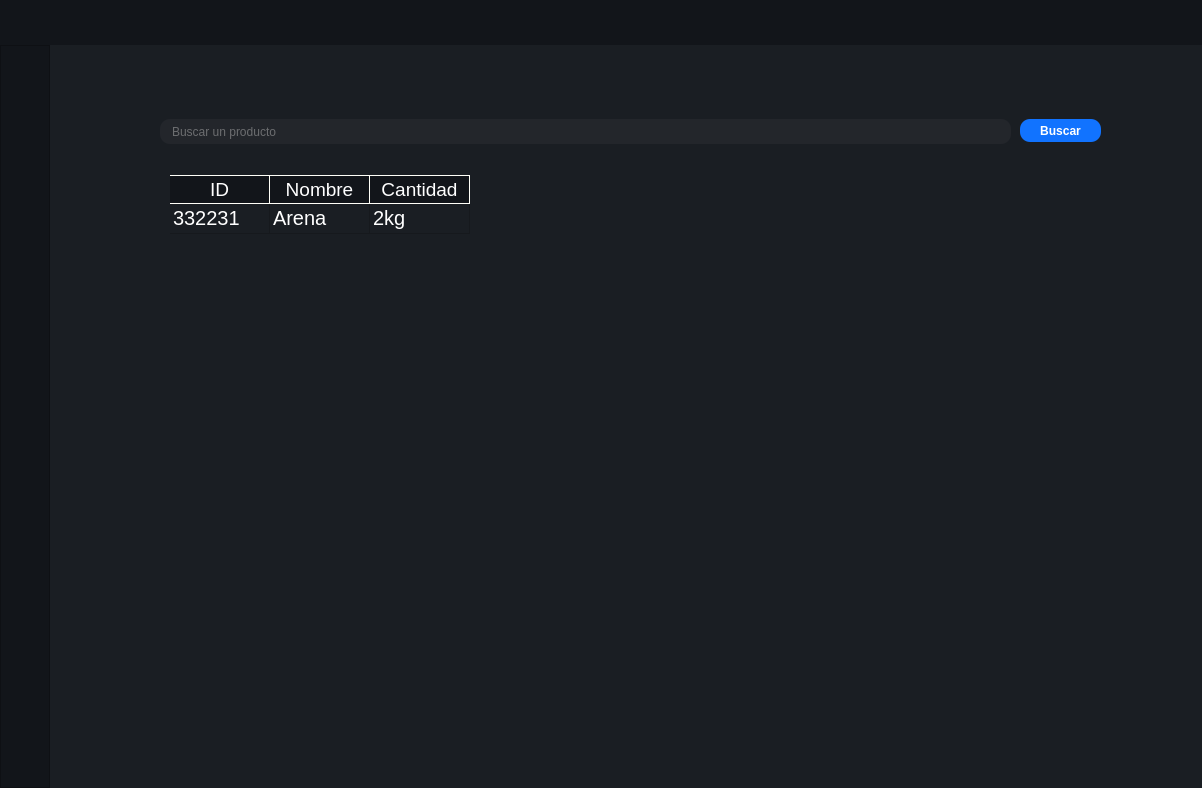
Qt form Interfaces/main/main_ui.ui (juanignaciocansillieri/Proyecto-Final) before a commit.
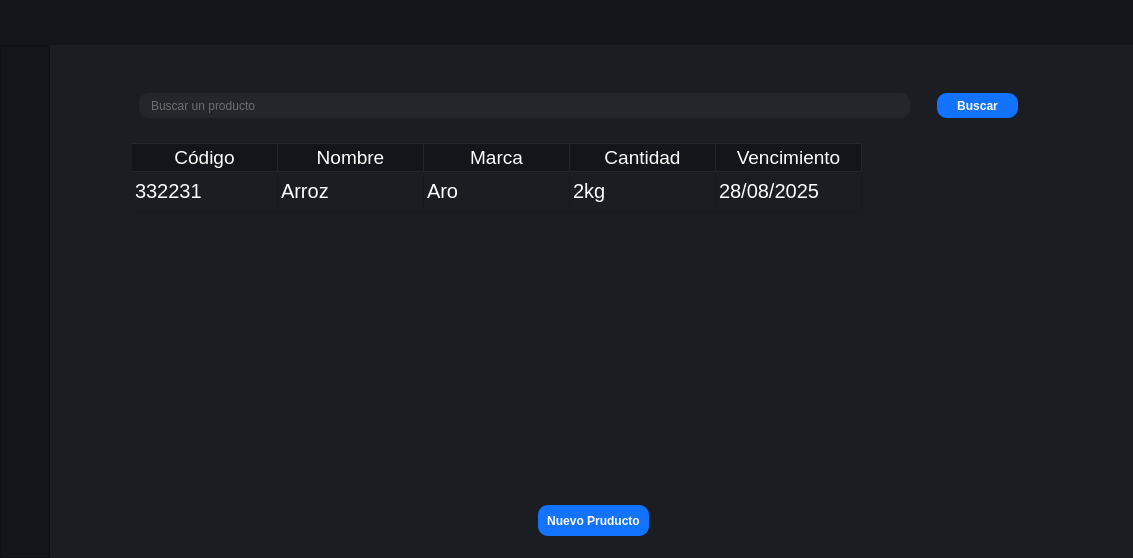
The same form after that commit. Icons and pictures are not drawn.

Commit message: Edit - Main - Prouctos

Patch:
```diff
--- a/Interfaces/main/main_ui.ui
+++ b/Interfaces/main/main_ui.ui
@@ -6,8 +6,8 @@
    <rect>
     <x>0</x>
     <y>0</y>
-    <width>1202</width>
-    <height>788</height>
+    <width>1133</width>
+    <height>558</height>
    </rect>
   </property>
   <property name="windowTitle">
@@ -603,12 +603,66 @@
              <number>0</number>
             </property>
             <widget class="QWidget" name="page_productos">
+             <layout class="QHBoxLayout" name="horizontalLayout_3">
+              <item alignment="Qt::AlignTop">
+               <widget class="QFrame" name="frame">
+                <property name="minimumSize">
+                 <size>
+                  <width>0</width>
+                  <height>503</height>
+                 </size>
+                </property>
+                <property name="frameShape">
+                 <enum>QFrame::StyledPanel</enum>
+                </property>
+                <property name="frameShadow">
+                 <enum>QFrame::Raised</enum>
+                </property>
+                <layout class="QVBoxLayout" name="verticalLayout_5">
+                 <item alignment="Qt::AlignTop">
+                  <widget class="QFrame" name="frame_2">
+                   <property name="minimumSize">
+                    <size>
+                     <width>900</width>
+                     <height>65</height>
+                    </size>
+                   </property>
+                   <property name="maximumSize">
+                    <size>
+                     <width>16777215</width>
+                     <height>50</height>
+                    </size>
+                   </property>
+                   <property name="frameShape">
+                    <enum>QFrame::StyledPanel</enum>
+                   </property>
+                   <property name="frameShadow">
+                    <enum>QFrame::Raised</enum>
+                   </property>
+                   <layout class="QVBoxLayout" name="verticalLayout_6">
+                    <item alignment="Qt::AlignHCenter|Qt::AlignVCenter">
+                     <widget class="QGroupBox" name="groupBox">
+                      <property name="minimumSize">
+                       <size>
+                        <width>990</width>
+                        <height>50</height>
+                       </size>
+                      </property>
+                      <property name="maximumSize">
+                       <size>
+                        <width>0</width>
+                        <height>70</height>
+                       </size>
+                      </property>
+                      <property name="title">
+                       <string/>
+                      </property>
              <widget class="QLineEdit" name="lineEdit">
               <property name="geometry">
                <rect>
-                <x>110</x>
-                <y>74</y>
-                <width>851</width>
+                         <x>43</x>
+                         <y>21</y>
+                         <width>771</width>
                 <height>25</height>
                </rect>
               </property>
@@ -635,10 +689,10 @@
              <widget class="QPushButton" name="pushButton">
               <property name="geometry">
                <rect>
-                <x>970</x>
-                <y>74</y>
+                         <x>841</x>
+                         <y>21</y>
                 <width>81</width>
-                <height>23</height>
+                         <height>25</height>
                </rect>
               </property>
               <property name="cursor">
@@ -659,42 +713,68 @@
                <string>Buscar</string>
               </property>
              </widget>
+                     </widget>
+                    </item>
+                   </layout>
+                  </widget>
+                 </item>
+                 <item>
+                  <widget class="QFrame" name="frame_3">
+                   <property name="minimumSize">
+                    <size>
+                     <width>0</width>
+                     <height>288</height>
+                    </size>
+                   </property>
+                   <property name="maximumSize">
+                    <size>
+                     <width>16777215</width>
+                     <height>500</height>
+                    </size>
+                   </property>
+                   <property name="frameShape">
+                    <enum>QFrame::StyledPanel</enum>
+                   </property>
+                   <property name="frameShadow">
+                    <enum>QFrame::Raised</enum>
+                   </property>
+                   <layout class="QVBoxLayout" name="verticalLayout_7">
+                    <item>
              <widget class="QTableWidget" name="tableWidget">
-              <property name="geometry">
-               <rect>
-                <x>120</x>
-                <y>130</y>
-                <width>931</width>
-                <height>421</height>
-               </rect>
+                      <property name="minimumSize">
+                       <size>
+                        <width>0</width>
+                        <height>0</height>
+                       </size>
               </property>
               <property name="styleSheet">
                <string notr="true">QTableWidget{
 color:#fff;
 font-size: 20px;
 border-style: none;
-
+margin-left: 55px;
 }
 
+
 QHeaderView::section {
     background-color: #12151a;
 	color:#fff;
     font-size: 14pt;
     border-style: none;
-    border-bottom: 1px solid #fffff8;
-    border-right: 1px solid #fffff8;
+    border-bottom: 1px solid #23262b;
+    border-right: 1px solid #23262b;
 }
 
 QHeaderView::section:horizontal
 {
 
-    border-top: 1px solid #fffff8;
+    border-top: 1px solid #23262b;
 }
 
 QHeaderView::section:vertical
 {
 
-    border-left: 1px solid #fffff8;
+    border-left: 1px solid #23262b;
 }</string>
               </property>
               <property name="editTriggers">
@@ -724,15 +804,24 @@
               <attribute name="horizontalHeaderCascadingSectionResizes">
                <bool>false</bool>
               </attribute>
+                      <attribute name="horizontalHeaderDefaultSectionSize">
+                       <number>146</number>
+                      </attribute>
               <attribute name="horizontalHeaderHighlightSections">
                <bool>true</bool>
               </attribute>
               <attribute name="verticalHeaderVisible">
                <bool>false</bool>
               </attribute>
+                      <attribute name="verticalHeaderDefaultSectionSize">
+                       <number>40</number>
+                      </attribute>
               <attribute name="verticalHeaderHighlightSections">
                <bool>true</bool>
               </attribute>
+                      <attribute name="verticalHeaderMinimumSectionSize">
+                       <number>20</number>
+                      </attribute>
               <row>
                <property name="text">
                 <string>1</string>
@@ -740,7 +829,7 @@
               </row>
               <column>
                <property name="text">
-                <string>ID</string>
+                        <string>Código</string>
                </property>
               </column>
               <column>
@@ -748,11 +837,21 @@
                 <string>Nombre</string>
                </property>
               </column>
+                      <column>
+                       <property name="text">
+                        <string>Marca</string>
+                       </property>
+                      </column>
               <column>
                <property name="text">
                 <string>Cantidad</string>
                </property>
               </column>
+                      <column>
+                       <property name="text">
+                        <string>Vencimiento</string>
+                       </property>
+                      </column>
               <item row="0" column="0">
                <property name="text">
                 <string>332231</string>
@@ -760,15 +859,76 @@
               </item>
               <item row="0" column="1">
                <property name="text">
-                <string>Arena</string>
+                        <string>Arroz</string>
                </property>
               </item>
               <item row="0" column="2">
                <property name="text">
+                        <string>Aro</string>
+                       </property>
+                      </item>
+                      <item row="0" column="3">
+                       <property name="text">
                 <string>2kg</string>
                </property>
               </item>
-             </widget>
+                      <item row="0" column="4">
+                       <property name="text">
+                        <string>28/08/2025</string>
+                       </property>
+                      </item>
+                     </widget>
+                    </item>
+                   </layout>
+                  </widget>
+                 </item>
+                 <item>
+                  <widget class="QFrame" name="frame_4">
+                   <property name="minimumSize">
+                    <size>
+                     <width>0</width>
+                     <height>53</height>
+                    </size>
+                   </property>
+                   <property name="frameShape">
+                    <enum>QFrame::StyledPanel</enum>
+                   </property>
+                   <property name="frameShadow">
+                    <enum>QFrame::Raised</enum>
+                   </property>
+                   <widget class="QPushButton" name="pushButton_2">
+                    <property name="geometry">
+                     <rect>
+                      <x>470</x>
+                      <y>10</y>
+                      <width>111</width>
+                      <height>31</height>
+                     </rect>
+                    </property>
+                    <property name="cursor">
+                     <cursorShape>PointingHandCursor</cursorShape>
+                    </property>
+                    <property name="styleSheet">
+                     <string notr="true">QPushButton{
+background-color: #1173ff;
+color: #fff;
+border-radius:10px;
+font-weight:bold;
+}
+QPushButton:hover{
+background-color: #45a9f0;
+}</string>
+                    </property>
+                    <property name="text">
+                     <string>Nuevo Pruducto</string>
+                    </property>
+                   </widget>
+                  </widget>
+                 </item>
+                </layout>
+               </widget>
+              </item>
+             </layout>
             </widget>
             <widget class="QWidget" name="page_depositos">
              <widget class="QLabel" name="label_3">
```
Lines whose indentation alone changed are shown as unchanged. The commit also changes 2 other files.
